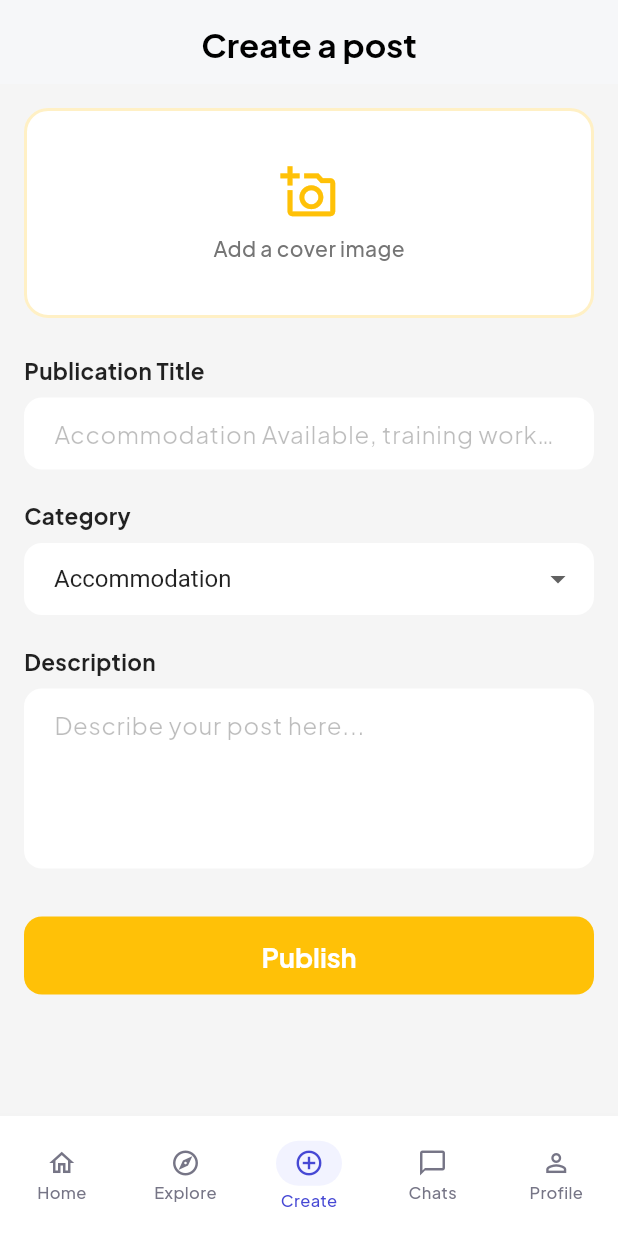
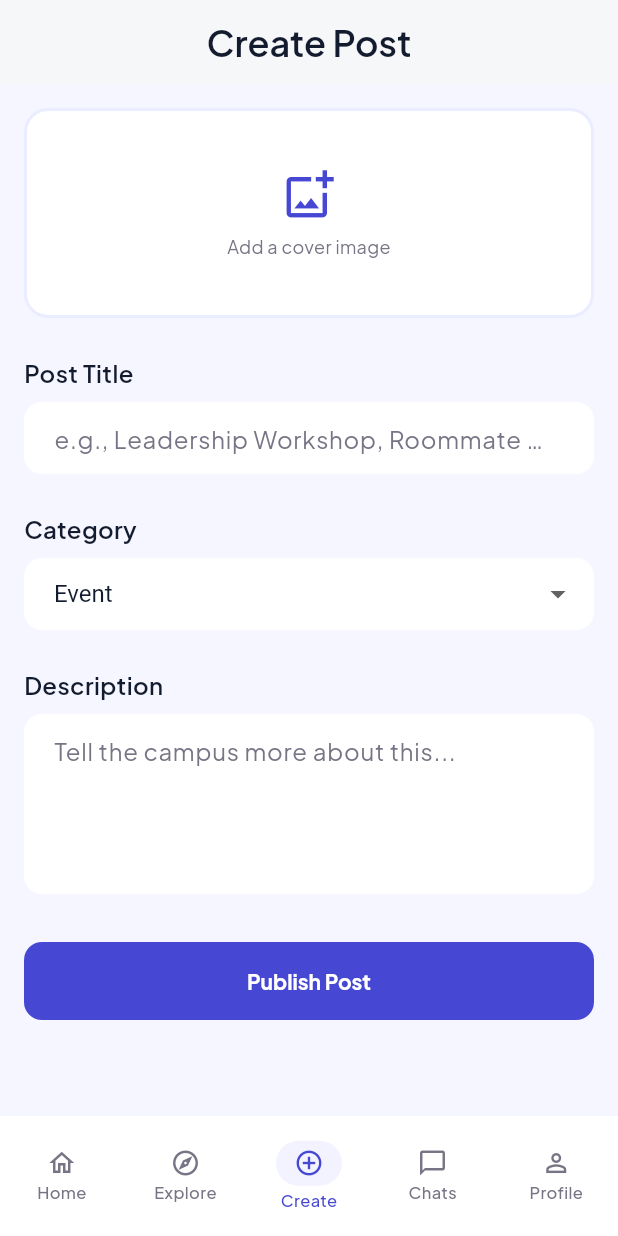
Before and after one commit to Udopara/Project1_Group-2, a Flutter app: the CreateScreen screen opened by its route, on a phone screen of 412 x 824 dp. Run offline on Flutter 3.47's test engine with Material 3 defaults, Android fonts, the light colour scheme and no system bars; accounts and stored records are empty; network calls fail.

Commit message:
Features on create post

```diff
--- a/lib/ui/screens/create_screen.dart
+++ b/lib/ui/screens/create_screen.dart
@@ -1,4 +1,5 @@
 import 'package:flutter/material.dart';
+import 'package:formative_assignment1/theme/app_theme.dart';
 import 'package:formative_assignment1/ui/widgets/app_bottom_nav_bar.dart';
 
 class CreateScreen extends StatefulWidget {
@@ -9,143 +10,131 @@ class CreateScreen extends StatefulWidget {
 }
 
 class _CreateScreenState extends State<CreateScreen> {
-  // Controleurs pour recuperer du texte
   final TextEditingController _titleController = TextEditingController();
   final TextEditingController _descriptionController = TextEditingController();
 
-  // variable d'etat locales
-  String _selectedCategory = 'Accommodation';
-  final List<String> _categories = ['Accommodation', 'mutual aid', 'Events', 'Opportunity'];
+  String _selectedCategory = 'Event';
+  final List<String> _categories = ['Event', 'Housing', 'Peer Support', 'Opportunity'];
   bool _isLoading = false;
 
   @override
   void dispose() {
-    // Liberation de la memoire(important pour les controlleurs)
     _titleController.dispose();
     _descriptionController.dispose();
     super.dispose();
   }
 
   void _submitPost() {
-    // Validation: on verifie que les champs contiennent du texte
     if (_titleController.text.trim().isEmpty || _descriptionController.text.trim().isEmpty) {
       ScaffoldMessenger.of(context).showSnackBar(
-        const SnackBar(
-          content: Text('Please fill in the title and description.'),
-          backgroundColor: Colors.redAccent,
+        SnackBar(
+          content: const Text('Please fill out all required fields.'),
+          backgroundColor: AppColors.error,
         ),
       );
       return;
     }
 
-    // Debut du chargement simule
     setState(() {
       _isLoading = true;
     });
 
-    // Attentee simulee de 2 secondes (simulation reseau)
     Future.delayed(const Duration(seconds: 2), () {
       if (!mounted) return;
 
       setState(() {
         _isLoading = false;
       });
+
       ScaffoldMessenger.of(context).showSnackBar(
-        const SnackBar(
-          content: Text('Your post has been sent'),
-          backgroundColor: Colors.green,
+        SnackBar(
+          content: const Text('Your post has been successfully shared!'),
+          backgroundColor: AppColors.success,
         ),
       );
-      // Nettoie les champs apres envoi
+
       _titleController.clear();
       _descriptionController.clear();
-      setState(() {
-        _selectedCategory = _categories.first;
-      });
     });
   }
 
   @override
   Widget build(BuildContext context) {
     return Scaffold(
-      backgroundColor: Colors.grey[100],
+      backgroundColor: AppColors.scaffoldBg,
+
       appBar: AppBar(
-        backgroundColor: Colors.white,
+        backgroundColor: AppColors.white,
         elevation: 1,
-        automaticallyImplyLeading: false, // evite la fleche de retour automatique
-        title: const Text(
-          'Create a post',
-          style: TextStyle(color: Colors.black, fontWeight: FontWeight.bold, fontSize: 22),
+        automaticallyImplyLeading: false,
+        title: Text(
+          'Create Post',
+          style: AppTextStyles.headingLarge,
         ),
       ),
-      // Si l'application charge, on montre un indicateur, sinon on affiche le formulaire deroulant
+
       body: _isLoading
-          ? const Center(child: CircularProgressIndicator(color: Colors.amber))
+          ? Center(child: CircularProgressIndicator(color: AppColors.primary))
           : SingleChildScrollView(
-              padding: const EdgeInsets.all(16.0),
+        padding: const EdgeInsets.all(AppSpacing.lg),
         child: Column(
           crossAxisAlignment: CrossAxisAlignment.start,
-                children: <Widget>[
-                  //Zone de televersement d'image
+          children: [
+
+            // Cover Image Container
             Container(
               width: double.infinity,
               height: 140,
               decoration: BoxDecoration(
-                      color: Colors.white,
-                      borderRadius: BorderRadius.circular(16),
-                      border: Border.all(color: Colors.amber.withValues(alpha: 60/255), width: 2),
+                color: AppColors.white,
+                borderRadius: BorderRadius.circular(AppRadius.card),
+                border: Border.all(color: AppColors.cardBorder, width: 2),
               ),
               child: Column(
                 mainAxisAlignment: MainAxisAlignment.center,
                 children: [
-                        const Icon(Icons.add_a_photo_outlined, color: Colors.amber, size: 38),
-                        const SizedBox(height: 8),
+                  Icon(Icons.add_photo_alternate_outlined, color: AppColors.primary, size: 36),
+                  const SizedBox(height: AppSpacing.sm),
                   Text(
                     'Add a cover image',
-                          style: TextStyle(color: Colors.grey[600], fontSize: 14, fontWeight: FontWeight.w500),
+                    style: AppTextStyles.bodySmall,
                   ),
                 ],
               ),
             ),
-                  const SizedBox(height: 24),
+            const SizedBox(height: AppSpacing.xl),
 
-                  //Champ : titre
-                  const Text(
-                    'Publication Title',
-                    style: TextStyle(color: Colors.black87, fontSize: 15, fontWeight: FontWeight.bold),
-                  ),
-                  const SizedBox(height: 8),
+            // Input: TITLE
+            Text('Post Title', style: AppTextStyles.headingSmall),
+            const SizedBox(height: AppSpacing.sm),
             TextField(
               controller: _titleController,
-                    style: const TextStyle(color: Colors.black87),
+              style: TextStyle(color: AppColors.textDark),
               decoration: InputDecoration(
-                      hintText: "Accommodation Available, training workshop ....",
-                      hintStyle: const TextStyle(color: Colors.black26),
+                hintText: "e.g., Leadership Workshop, Roommate Wanted...",
+                hintStyle: TextStyle(color: AppColors.textMuted),
                 filled: true,
-                      fillColor: Colors.white,
+                fillColor: AppColors.white,
                 border: OutlineInputBorder(
-                        borderRadius: BorderRadius.circular(12),
+                  borderRadius: BorderRadius.circular(AppRadius.input),
                   borderSide: BorderSide.none,
                 ),
               ),
             ),
-                  const SizedBox(height: 20),
+            const SizedBox(height: AppSpacing.xl),
 
-                  //Champ : Categorie
-                  const Text(
-                    'Category',
-                    style: TextStyle(color: Colors.black87, fontSize: 15, fontWeight: FontWeight.bold),
-                  ),
-                  const SizedBox(height: 8),
+            // Input: CATEGORY
+            Text('Category', style: AppTextStyles.headingSmall),
+            const SizedBox(height: AppSpacing.sm),
             DropdownButtonFormField<String>(
               value: _selectedCategory,
-                    dropdownColor: Colors.white,
-                    style: const TextStyle(color: Colors.black87, fontSize: 16),
+              dropdownColor: AppColors.white,
+              style: TextStyle(color: AppColors.textDark, fontSize: 16),
               decoration: InputDecoration(
                 filled: true,
-                      fillColor: Colors.white,
+                fillColor: AppColors.white,
                 border: OutlineInputBorder(
-                        borderRadius: BorderRadius.circular(12),
+                  borderRadius: BorderRadius.circular(AppRadius.input),
                   borderSide: BorderSide.none,
                 ),
               ),
@@ -161,56 +150,51 @@ class _CreateScreenState extends State<CreateScreen> {
                 });
               },
             ),
-                  const SizedBox(height: 20),
+            const SizedBox(height: AppSpacing.xl),
 
-                  //Champ : Description
-                  const Text(
-                    'Description',
-                    style: TextStyle(color: Colors.black87, fontSize: 15, fontWeight: FontWeight.bold),
-                  ),
-                  const SizedBox(height: 8),
+            // Input: DESCRIPTION
+            Text('Description', style: AppTextStyles.headingSmall),
+            const SizedBox(height: AppSpacing.sm),
             TextField(
               controller: _descriptionController,
               maxLines: 4,
-                    style: const TextStyle(color: Colors.black87),
+              style: TextStyle(color: AppColors.textDark),
               decoration: InputDecoration(
-                      hintText: "Describe your post here...",
-                      hintStyle: const TextStyle(color: Colors.black26),
+                hintText: "Tell the campus more about this...",
+                hintStyle: TextStyle(color: AppColors.textMuted),
                 filled: true,
-                      fillColor: Colors.white,
+                fillColor: AppColors.white,
                 border: OutlineInputBorder(
-                        borderRadius: BorderRadius.circular(12),
+                  borderRadius: BorderRadius.circular(AppRadius.input),
                   borderSide: BorderSide.none,
                 ),
               ),
             ),
-                  const SizedBox(height: 32),
+            const SizedBox(height: AppSpacing.xxl),
 
-                  // Bouton Publier
+            // Submit Button
             SizedBox(
               width: double.infinity,
               height: 52,
               child: ElevatedButton(
                 onPressed: _submitPost,
                 style: ElevatedButton.styleFrom(
-                        backgroundColor: Colors.amber,
+                  backgroundColor: AppColors.primary,
                   shape: RoundedRectangleBorder(
-                          borderRadius: BorderRadius.circular(12),
+                    borderRadius: BorderRadius.circular(AppRadius.button),
                   ),
+                  elevation: 0,
                 ),
-                      child: const Text(
-                        'Publish',
-                        style: TextStyle(
-                          color: Colors.white,
-                          fontSize: 18,
-                          fontWeight: FontWeight.bold,
-                        ),
+                child: Text(
+                  'Publish Post',
+                  style: AppTextStyles.labelMedium.copyWith(color: AppColors.white, fontWeight: FontWeight.bold),
                 ),
               ),
             ),
           ],
         ),
       ),
+
       bottomNavigationBar: const AppBottomNavBar(currentIndex: 2),
     );
   }
```
Also changed, not shown: lib/ui/screens/profile_screen.dart (+78 -106 lines). Lines whose indentation alone changed are shown as unchanged.
